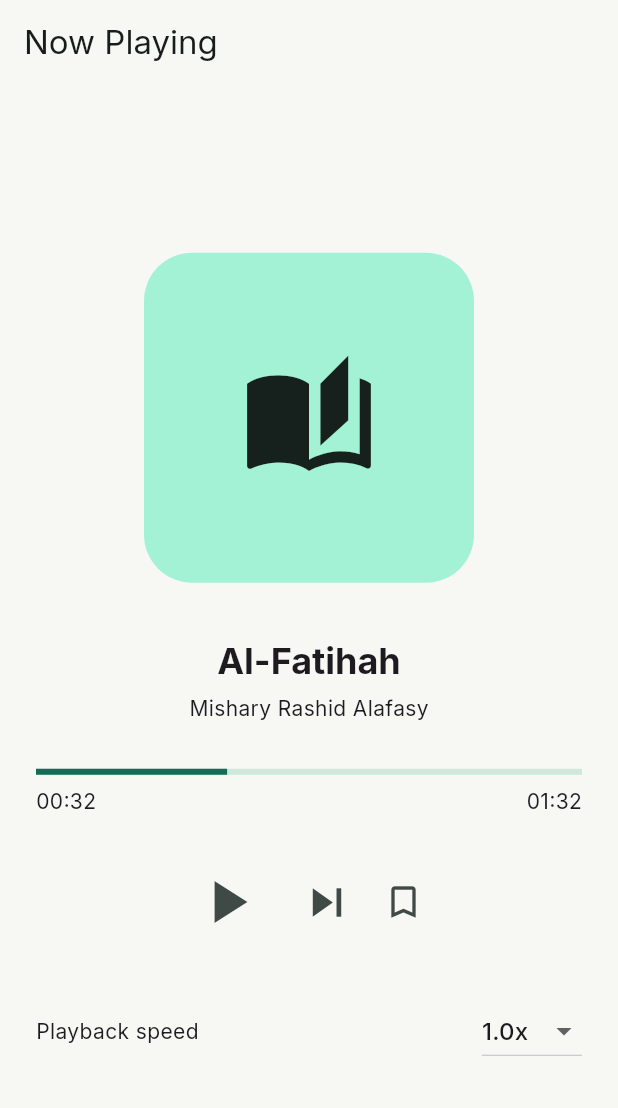
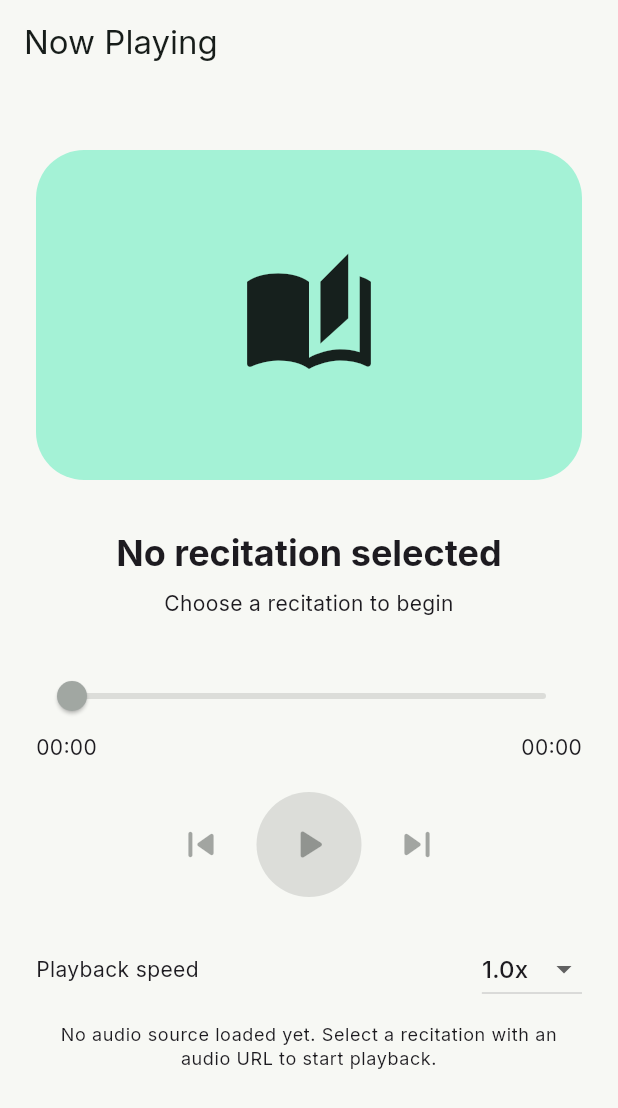
Before and after one commit to bundlab/tilawa, a Flutter app: the PlayerScreen screen opened by its route, on a phone screen of 412 x 824 dp. Shown: the top 1108 px of the screen. Run offline on Flutter 3.47's test engine with Material 3 defaults, Android fonts, the phone set to English and light mode, and no system bars; our stand-ins replace flutter_riverpod, go_router, google_fonts, just_audio.

Commit message:
feat: add Tilawa audio player and mini player

```diff
--- a/lib/features/player/player_screen.dart
+++ b/lib/features/player/player_screen.dart
@@ -6,20 +6,41 @@
 class PlayerScreen extends ConsumerWidget {
   const PlayerScreen({super.key});
 
+  String formatDuration(Duration duration) {
+    final minutes = duration.inMinutes.remainder(60).toString().padLeft(2, '0');
+    final seconds = duration.inSeconds.remainder(60).toString().padLeft(2, '0');
+    final hours = duration.inHours;
+
+    if (hours > 0) {
+      return '$hours:$minutes:$seconds';
+    }
+    return '$minutes:$seconds';
+  }
+
   @override
   Widget build(BuildContext context, WidgetRef ref) {
-    final isPlaying = ref.watch(isPlayingProvider);
+    final service = ref.watch(audioPlayerServiceProvider);
+    final playing = ref.watch(isPlayingProvider);
+    final position = ref.watch(positionProvider).value ?? Duration.zero;
+    final duration = ref.watch(durationProvider).value ?? Duration.zero;
     final speed = ref.watch(playbackSpeedProvider);
+
+    final totalMs = duration.inMilliseconds;
+    final currentMs = position.inMilliseconds;
+    final sliderValue = totalMs > 0
+        ? currentMs.clamp(0, totalMs).toDouble()
+        : 0.0;
 
     return Scaffold(
       appBar: AppBar(title: const Text('Now Playing')),
-      body: Padding(
+      body: Center(
+        child: ConstrainedBox(
+          constraints: const BoxConstraints(maxWidth: 560),
+          child: ListView(
             padding: const EdgeInsets.all(24),
-        child: Column(
-          mainAxisAlignment: MainAxisAlignment.center,
             children: [
+              const SizedBox(height: 20),
               Container(
-              width: 220,
                 height: 220,
                 decoration: BoxDecoration(
                   color: Theme.of(context).colorScheme.primaryContainer,
@@ -27,59 +48,76 @@
                 ),
                 child: const Icon(Icons.auto_stories, size: 90),
               ),
-
-            const SizedBox(height: 36),
-
+              const SizedBox(height: 32),
               Text(
-              'Al-Fatihah',
-              style: Theme.of(
-                context,
-              ).textTheme.headlineSmall?.copyWith(fontWeight: FontWeight.bold),
+                service.currentTitle,
+                textAlign: TextAlign.center,
+                style: Theme.of(context).textTheme.headlineSmall?.copyWith(
+                      fontWeight: FontWeight.bold,
                     ),
-
-            const SizedBox(height: 6),
-
-            const Text('Mishary Rashid Alafasy'),
-
-            const SizedBox(height: 30),
-
-            const LinearProgressIndicator(value: 0.35),
-
+              ),
               const SizedBox(height: 8),
-
-            const Row(
+              Text(
+                service.currentArtist.isEmpty
+                    ? 'Choose a recitation to begin'
+                    : service.currentArtist,
+                textAlign: TextAlign.center,
+              ),
+              const SizedBox(height: 28),
+              Slider(
+                value: sliderValue,
+                max: totalMs > 0 ? totalMs.toDouble() : 1,
+                onChanged: service.hasAudio
+                    ? (value) {
+                        ref.read(audioPlayerServiceProvider).seek(
+                              Duration(milliseconds: value.round()),
+                            );
+                      }
+                    : null,
+              ),
+              Row(
                 mainAxisAlignment: MainAxisAlignment.spaceBetween,
-              children: [Text('00:32'), Text('01:32')],
+                children: [
+                  Text(formatDuration(position)),
+                  Text(formatDuration(duration)),
+                ],
               ),
-
-            const SizedBox(height: 25),
-
+              const SizedBox(height: 20),
               Row(
                 mainAxisAlignment: MainAxisAlignment.center,
                 children: [
                   IconButton(
-                  onPressed: () {
-                    ref.read(isPlayingProvider.notifier).toggle();
-                  },
-                  icon: Icon(isPlaying ? Icons.pause : Icons.play_arrow),
-                  iconSize: 48,
+                    tooltip: 'Previous Ayah',
+                    onPressed: null,
+                    icon: const Icon(Icons.skip_previous_rounded),
+                    iconSize: 34,
                   ),
-                const SizedBox(width: 8),
+                  const SizedBox(width: 12),
+                  FilledButton(
+                    onPressed: service.hasAudio
+                        ? () async {
+                            await service.toggle();
+                          }
+                        : null,
+                    style: FilledButton.styleFrom(
+                      shape: const CircleBorder(),
+                      padding: const EdgeInsets.all(18),
+                    ),
+                    child: Icon(
+                      playing ? Icons.pause_rounded : Icons.play_arrow_rounded,
+                      size: 34,
+                    ),
+                  ),
+                  const SizedBox(width: 12),
                   IconButton(
-                  onPressed: () {},
-                  icon: const Icon(Icons.skip_next),
-                  iconSize: 38,
-                ),
-                IconButton(
-                  onPressed: () {},
-                  icon: const Icon(Icons.bookmark_outline),
-                  iconSize: 28,
+                    tooltip: 'Next Ayah',
+                    onPressed: null,
+                    icon: const Icon(Icons.skip_next_rounded),
+                    iconSize: 34,
                   ),
                 ],
               ),
-
-            const SizedBox(height: 30),
-
+              const SizedBox(height: 24),
               Row(
                 mainAxisAlignment: MainAxisAlignment.spaceBetween,
                 children: [
@@ -102,7 +140,17 @@
                   ),
                 ],
               ),
+              if (!service.hasAudio)
+                Padding(
+                  padding: const EdgeInsets.only(top: 12),
+                  child: Text(
+                    'No audio source loaded yet. Select a recitation with an audio URL to start playback.',
+                    textAlign: TextAlign.center,
+                    style: Theme.of(context).textTheme.bodySmall,
+                  ),
+                ),
             ],
+          ),
         ),
       ),
     );
--- a/lib/providers/audio_provider.dart
+++ b/lib/providers/audio_provider.dart
@@ -1,23 +1,36 @@
+import 'dart:async';
+
 import 'package:flutter_riverpod/flutter_riverpod.dart';
+import 'package:just_audio/just_audio.dart';
 
-final isPlayingProvider = NotifierProvider<IsPlayingNotifier, bool>(
-  IsPlayingNotifier.new,
-);
+import '../core/audio/audio_player_service.dart';
 
-class IsPlayingNotifier extends Notifier<bool> {
-  @override
-  bool build() => false;
+final audioPlayerServiceProvider = Provider<AudioPlayerService>((ref) {
+  final service = AudioPlayerService();
+  ref.onDispose(() {
+    unawaited(service.dispose());
+  });
+  return service;
+});
 
-  void setPlaying(bool value) {
-    state = value;
-  }
+final playerStateProvider = StreamProvider<PlayerState>((ref) {
+  return ref.watch(audioPlayerServiceProvider).player.playerStateStream;
+});
 
-  void toggle() {
-    state = !state;
-  }
-}
+final positionProvider = StreamProvider<Duration>((ref) {
+  return ref.watch(audioPlayerServiceProvider).player.positionStream;
+});
 
-final playbackSpeedProvider = NotifierProvider<PlaybackSpeedNotifier, double>(
+final durationProvider = StreamProvider<Duration?>((ref) {
+  return ref.watch(audioPlayerServiceProvider).player.durationStream;
+});
+
+final isPlayingProvider = Provider<bool>((ref) {
+  return ref.watch(playerStateProvider).value?.playing ?? false;
+});
+
+final playbackSpeedProvider =
+    NotifierProvider<PlaybackSpeedNotifier, double>(
   PlaybackSpeedNotifier.new,
 );
 
@@ -25,12 +38,14 @@
   @override
   double build() => 1.0;
 
-  void setSpeed(double value) {
+  Future<void> setSpeed(double value) async {
     state = value;
+    await ref.read(audioPlayerServiceProvider).setSpeed(value);
   }
 }
 
-final currentAyahProvider = NotifierProvider<CurrentAyahNotifier, int>(
+final currentAyahProvider =
+    NotifierProvider<CurrentAyahNotifier, int>(
   CurrentAyahNotifier.new,
 );
 
```
Also changed, not shown: lib/core/audio/audio_player_service.dart (added, +63 -0 lines), lib/features/quran/quran_screen.dart (+8 -2 lines), lib/widgets/mini_player.dart (added, +67 -0 lines). Lines whose indentation alone changed are shown as unchanged.
